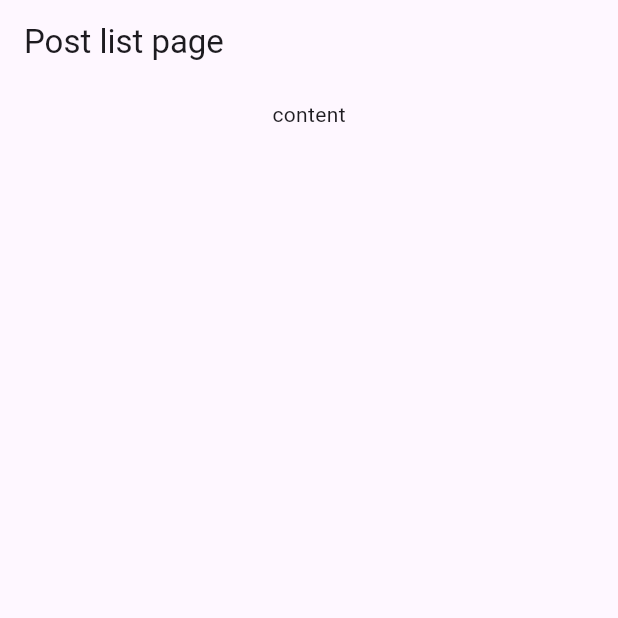
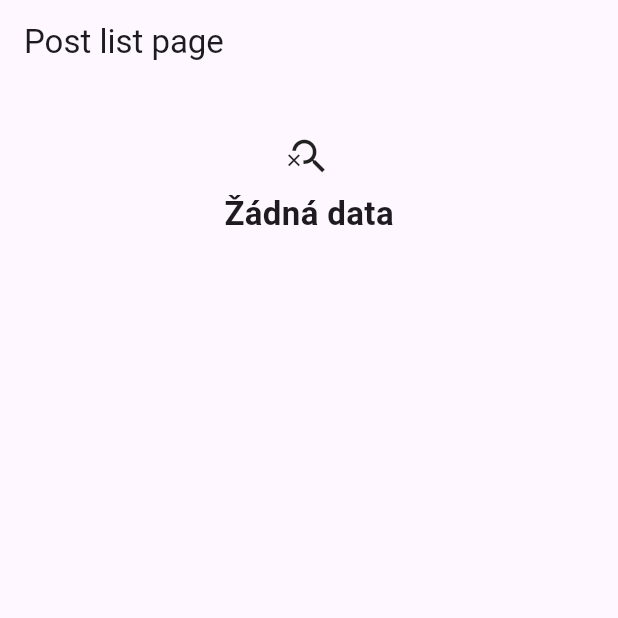
Before and after one commit to Fejkii/seznam_blog, a Flutter app: the screen it shows after launch, on a phone screen of 412 x 824 dp, the top half of it. Run offline on Flutter 3.47's test engine with Material 3 defaults, Android fonts, the phone set to English and light mode, and no system bars; our stand-ins replace dio, flutter_bloc, get_it, pretty_dio_logger; network calls fail.

Commit message:
add post list page content

```diff
--- /dev/null
+++ b/lib/model/post_model.dart
@@ -0,0 +1,37 @@
+import 'dart:convert';
+
+class PostModel {
+  int id;
+  int userId;
+  String title;
+  String body;
+
+  PostModel({
+    required this.id,
+    required this.userId,
+    required this.title,
+    required this.body,
+  });
+
+  Map<String, dynamic> toMap() {
+    return {
+      'id': id,
+      'userId': userId,
+      'title': title,
+      'body': body,
+    };
+  }
+
+  factory PostModel.fromMap(Map<String, dynamic> map) {
+    return PostModel(
+      id: map['id']?.toInt() ?? 0,
+      userId: map['userId']?.toInt() ?? 0,
+      title: map['title'] ?? '',
+      body: map['body'] ?? '',
+    );
+  }
+
+  String toJson() => json.encode(toMap());
+
+  factory PostModel.fromJson(String source) => PostModel.fromMap(json.decode(source));
+}
--- /dev/null
+++ b/lib/repository/post_repository.dart
@@ -0,0 +1,10 @@
+import 'package:seznam_blog/api/api_config.dart';
+import 'package:seznam_blog/api/api_factory.dart';
+import 'package:seznam_blog/api/api_result_handler.dart';
+import 'package:seznam_blog/app/dependency_injection.dart';
+
+class PostRepository {
+  Future<ApiResultHandler> getPostList() async {
+    return instance<ApiFactory>().getMethod(endpoint: ApiConfig.POST_ROUTE);
+  }
+}
--- a/lib/ui/post/post_list_page.dart
+++ b/lib/ui/post/post_list_page.dart
@@ -1,4 +1,9 @@
 import 'package:flutter/material.dart';
+import 'package:flutter_bloc/flutter_bloc.dart';
+import 'package:seznam_blog/bloc/post_bloc.dart';
+import 'package:seznam_blog/model/post_model.dart';
+import 'package:seznam_blog/ui/widget/app_list_view.dart';
+import 'package:seznam_blog/ui/widget/app_loading_indicator.dart';
 import 'package:seznam_blog/ui/widget/app_scaffold.dart';
 
 class PostListPage extends StatefulWidget {
@@ -9,13 +14,57 @@ class PostListPage extends StatefulWidget {
 }
 
 class _PostListPageState extends State<PostListPage> {
+  late List<PostModel> postList = [];
+
   @override
   Widget build(BuildContext context) {
     return AppScaffold(
       appBar: AppBar(
         title: const Text("Post list page"),
       ),
-      body: const Text("content"),
+      body: _body(),
+    );
+  }
+
+  Widget _body() {
+    return BlocProvider(
+      create: (context) => PostBloc()..add(GetPostListEvent()),
+      child: BlocConsumer<PostBloc, PostState>(
+        builder: (context, state) {
+          if (state is PostLoadingState) {
+            return const AppLoadingIndicator();
+          } else {
+            return AppListView(listData: postList, itemBuilder: _itemBuilder);
+          }
+        },
+        listener: (context, state) {
+          if (state is PostListSuccessState) {
+            setState(() {
+              postList = state.postList;
+            });
+          } else if (state is PostFailureState) {
+            print("ERROR: ${state.errorMessage}");
+            // TODO: Toast Error
+          }
+        },
+      ),
+    );
+  }
+
+  Widget _itemBuilder(BuildContext context, int index) {
+    return AppListViewItem(
+      itemBody: Column(
+        crossAxisAlignment: CrossAxisAlignment.center,
+        children: [
+          Text(postList[index].id.toString()),
+          Text(
+            postList[index].title,
+          ),
+        ],
+      ),
+      onTap: () {
+        // TODO: Post Detail Page
+      },
     );
   }
 }
```
Also changed, not shown: lib/ui/widget/app_loading_indicator.dart (added, +12 -0 lines).
